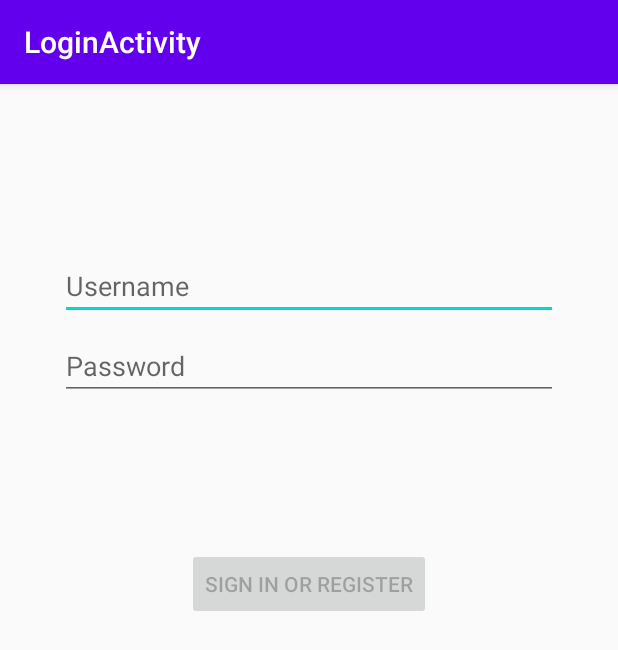
After one commit to hehehaein/JungOh, an Android app: the LoginActivity screen opened directly, with no data from a screen before it, on a phone screen of 412 x 824 dp. The commit adds this screen. Shown: the top 650 px of the screen. Run offline under Robolectric (Android 15) with nearby library versions, the phone set to English and light mode, and no system bars.

Commit message:
first commit

```diff
--- a/app/build.gradle
+++ b/app/build.gradle
@@ -26,6 +26,9 @@
     implementation fileTree(dir: "libs", include: ["*.jar"])
     implementation 'androidx.appcompat:appcompat:1.2.0'
     implementation 'androidx.constraintlayout:constraintlayout:2.0.4'
+    implementation 'com.google.android.material:material:1.0.0'
+    implementation 'androidx.annotation:annotation:1.1.0'
+    implementation 'androidx.lifecycle:lifecycle-extensions:2.1.0'
     testImplementation 'junit:junit:4.12'
     androidTestImplementation 'androidx.test.ext:junit:1.1.2'
     androidTestImplementation 'androidx.test.espresso:espresso-core:3.3.0'
--- a/app/src/main/AndroidManifest.xml
+++ b/app/src/main/AndroidManifest.xml
@@ -9,6 +9,9 @@
         android:roundIcon="@mipmap/ic_launcher_round"
         android:supportsRtl="true"
         android:theme="@style/AppTheme">
+        <activity
+            android:name=".ui.login.LoginActivity"
+            android:label="@string/title_activity_login"></activity>
         <activity android:name=".MainActivity">
             <intent-filter>
                 <action android:name="android.intent.action.MAIN" />
--- /dev/null
+++ b/app/src/main/java/com/example/jung_oh/data/LoginRepository.java
@@ -0,0 +1,54 @@
+package com.example.jung_oh.data;
+
+import com.example.jung_oh.data.model.LoggedInUser;
+
+/**
+ * Class that requests authentication and user information from the remote data source and
+ * maintains an in-memory cache of login status and user credentials information.
+ */
+public class LoginRepository {
+
+    private static volatile LoginRepository instance;
+
+    private LoginDataSource dataSource;
+
+    // If user credentials will be cached in local storage, it is recommended it be encrypted
+    // @see https://developer.android.com/training/articles/keystore
+    private LoggedInUser user = null;
+
+    // private constructor : singleton access
+    private LoginRepository(LoginDataSource dataSource) {
+        this.dataSource = dataSource;
+    }
+
+    public static LoginRepository getInstance(LoginDataSource dataSource) {
+        if (instance == null) {
+            instance = new LoginRepository(dataSource);
+        }
+        return instance;
+    }
+
+    public boolean isLoggedIn() {
+        return user != null;
+    }
+
+    public void logout() {
+        user = null;
+        dataSource.logout();
+    }
+
+    private void setLoggedInUser(LoggedInUser user) {
+        this.user = user;
+        // If user credentials will be cached in local storage, it is recommended it be encrypted
+        // @see https://developer.android.com/training/articles/keystore
+    }
+
+    public Result<LoggedInUser> login(String username, String password) {
+        // handle login
+        Result<LoggedInUser> result = dataSource.login(username, password);
+        if (result instanceof Result.Success) {
+            setLoggedInUser(((Result.Success<LoggedInUser>) result).getData());
+        }
+        return result;
+    }
+}
--- /dev/null
+++ b/app/src/main/java/com/example/jung_oh/ui/login/LoginActivity.java
@@ -0,0 +1,131 @@
+package com.example.jung_oh.ui.login;
+
+import android.app.Activity;
+
+import androidx.lifecycle.Observer;
+import androidx.lifecycle.ViewModelProviders;
+
+import android.os.Bundle;
+
+import androidx.annotation.Nullable;
+import androidx.annotation.StringRes;
+import androidx.appcompat.app.AppCompatActivity;
+
+import android.text.Editable;
+import android.text.TextWatcher;
+import android.view.KeyEvent;
+import android.view.View;
+import android.view.inputmethod.EditorInfo;
+import android.widget.Button;
+import android.widget.EditText;
+import android.widget.ProgressBar;
+import android.widget.TextView;
+import android.widget.Toast;
+
+import com.example.jung_oh.R;
+import com.example.jung_oh.ui.login.LoginViewModel;
+import com.example.jung_oh.ui.login.LoginViewModelFactory;
+
+public class LoginActivity extends AppCompatActivity {
+
+    private LoginViewModel loginViewModel;
+
+    @Override
+    public void onCreate(Bundle savedInstanceState) {
+        super.onCreate(savedInstanceState);
+        setContentView(R.layout.activity_login);
+        loginViewModel = ViewModelProviders.of(this, new LoginViewModelFactory())
+                .get(LoginViewModel.class);
+
+        final EditText usernameEditText = findViewById(R.id.username);
+        final EditText passwordEditText = findViewById(R.id.password);
+        final Button loginButton = findViewById(R.id.login);
+        final ProgressBar loadingProgressBar = findViewById(R.id.loading);
+
+        loginViewModel.getLoginFormState().observe(this, new Observer<LoginFormState>() {
+            @Override
+            public void onChanged(@Nullable LoginFormState loginFormState) {
+                if (loginFormState == null) {
+                    return;
+                }
+                loginButton.setEnabled(loginFormState.isDataValid());
+                if (loginFormState.getUsernameError() != null) {
+                    usernameEditText.setError(getString(loginFormState.getUsernameError()));
+                }
+                if (loginFormState.getPasswordError() != null) {
+                    passwordEditText.setError(getString(loginFormState.getPasswordError()));
+                }
+            }
+        });
+
+        loginViewModel.getLoginResult().observe(this, new Observer<LoginResult>() {
+            @Override
+            public void onChanged(@Nullable LoginResult loginResult) {
+                if (loginResult == null) {
+                    return;
+                }
+                loadingProgressBar.setVisibility(View.GONE);
+                if (loginResult.getError() != null) {
+                    showLoginFailed(loginResult.getError());
+                }
+                if (loginResult.getSuccess() != null) {
+                    updateUiWithUser(loginResult.getSuccess());
+                }
+                setResult(Activity.RESULT_OK);
+
+                //Complete and destroy login activity once successful
+                finish();
+            }
+        });
+
+        TextWatcher afterTextChangedListener = new TextWatcher() {
+            @Override
+            public void beforeTextChanged(CharSequence s, int start, int count, int after) {
+                // ignore
+            }
+
+            @Override
+            public void onTextChanged(CharSequence s, int start, int before, int count) {
+                // ignore
+            }
+
+            @Override
+            public void afterTextChanged(Editable s) {
+                loginViewModel.loginDataChanged(usernameEditText.getText().toString(),
+                        passwordEditText.getText().toString());
+            }
+        };
+        usernameEditText.addTextChangedListener(afterTextChangedListener);
+        passwordEditText.addTextChangedListener(afterTextChangedListener);
+        passwordEditText.setOnEditorActionListener(new TextView.OnEditorActionListener() {
+
+            @Override
+            public boolean onEditorAction(TextView v, int actionId, KeyEvent event) {
+                if (actionId == EditorInfo.IME_ACTION_DONE) {
+                    loginViewModel.login(usernameEditText.getText().toString(),
+                            passwordEditText.getText().toString());
+                }
+                return false;
+            }
+        });
+
+        loginButton.setOnClickListener(new View.OnClickListener() {
+            @Override
+            public void onClick(View v) {
+                loadingProgressBar.setVisibility(View.VISIBLE);
+                loginViewModel.login(usernameEditText.getText().toString(),
+                        passwordEditText.getText().toString());
+            }
+        });
+    }
+
+    private void updateUiWithUser(LoggedInUserView model) {
+        String welcome = getString(R.string.welcome) + model.getDisplayName();
+        // TODO : initiate successful logged in experience
+        Toast.makeText(getApplicationContext(), welcome, Toast.LENGTH_LONG).show();
+    }
+
+    private void showLoginFailed(@StringRes Integer errorString) {
+        Toast.makeText(getApplicationContext(), errorString, Toast.LENGTH_SHORT).show();
+    }
+}
--- /dev/null
+++ b/app/src/main/java/com/example/jung_oh/ui/login/LoginViewModel.java
@@ -0,0 +1,70 @@
+package com.example.jung_oh.ui.login;
+
+import androidx.lifecycle.LiveData;
+import androidx.lifecycle.MutableLiveData;
+import androidx.lifecycle.ViewModel;
+
+import android.util.Patterns;
+
+import com.example.jung_oh.data.LoginRepository;
+import com.example.jung_oh.data.Result;
+import com.example.jung_oh.data.model.LoggedInUser;
+import com.example.jung_oh.R;
+
+public class LoginViewModel extends ViewModel {
+
+    private MutableLiveData<LoginFormState> loginFormState = new MutableLiveData<>();
+    private MutableLiveData<LoginResult> loginResult = new MutableLiveData<>();
+    private LoginRepository loginRepository;
+
+    LoginViewModel(LoginRepository loginRepository) {
+        this.loginRepository = loginRepository;
+    }
+
+    LiveData<LoginFormState> getLoginFormState() {
+        return loginFormState;
+    }
+
+    LiveData<LoginResult> getLoginResult() {
+        return loginResult;
+    }
+
+    public void login(String username, String password) {
+        // can be launched in a separate asynchronous job
+        Result<LoggedInUser> result = loginRepository.login(username, password);
+
+        if (result instanceof Result.Success) {
+            LoggedInUser data = ((Result.Success<LoggedInUser>) result).getData();
+            loginResult.setValue(new LoginResult(new LoggedInUserView(data.getDisplayName())));
+        } else {
+            loginResult.setValue(new LoginResult(R.string.login_failed));
+        }
+    }
+
+    public void loginDataChanged(String username, String password) {
+        if (!isUserNameValid(username)) {
+            loginFormState.setValue(new LoginFormState(R.string.invalid_username, null));
+        } else if (!isPasswordValid(password)) {
+            loginFormState.setValue(new LoginFormState(null, R.string.invalid_password));
+        } else {
+            loginFormState.setValue(new LoginFormState(true));
+        }
+    }
+
+    // A placeholder username validation check
+    private boolean isUserNameValid(String username) {
+        if (username == null) {
+            return false;
+        }
+        if (username.contains("@")) {
+            return Patterns.EMAIL_ADDRESS.matcher(username).matches();
+        } else {
+            return !username.trim().isEmpty();
+        }
+    }
+
+    // A placeholder password validation check
+    private boolean isPasswordValid(String password) {
+        return password != null && password.trim().length() > 5;
+    }
+}
--- /dev/null
+++ b/app/src/main/java/com/example/jung_oh/ui/login/LoginViewModelFactory.java
@@ -0,0 +1,26 @@
+package com.example.jung_oh.ui.login;
+
+import androidx.lifecycle.ViewModel;
+import androidx.lifecycle.ViewModelProvider;
+import androidx.annotation.NonNull;
+
+import com.example.jung_oh.data.LoginDataSource;
+import com.example.jung_oh.data.LoginRepository;
+
+/**
+ * ViewModel provider factory to instantiate LoginViewModel.
+ * Required given LoginViewModel has a non-empty constructor
+ */
+public class LoginViewModelFactory implements ViewModelProvider.Factory {
+
+    @NonNull
+    @Override
+    @SuppressWarnings("unchecked")
+    public <T extends ViewModel> T create(@NonNull Class<T> modelClass) {
+        if (modelClass.isAssignableFrom(LoginViewModel.class)) {
+            return (T) new LoginViewModel(LoginRepository.getInstance(new LoginDataSource()));
+        } else {
+            throw new IllegalArgumentException("Unknown ViewModel class");
+        }
+    }
+}
--- /dev/null
+++ b/app/src/main/res/layout/activity_login.xml
@@ -0,0 +1,76 @@
+<?xml version="1.0" encoding="utf-8"?>
+<androidx.constraintlayout.widget.ConstraintLayout xmlns:android="http://schemas.android.com/apk/res/android"
+    xmlns:app="http://schemas.android.com/apk/res-auto"
+    xmlns:tools="http://schemas.android.com/tools"
+    android:id="@+id/container"
+    android:layout_width="match_parent"
+    android:layout_height="match_parent"
+    android:paddingLeft="@dimen/activity_horizontal_margin"
+    android:paddingTop="@dimen/activity_vertical_margin"
+    android:paddingRight="@dimen/activity_horizontal_margin"
+    android:paddingBottom="@dimen/activity_vertical_margin"
+    tools:context=".ui.login.LoginActivity">
+
+    <EditText
+        android:id="@+id/username"
+        android:layout_width="0dp"
+        android:layout_height="wrap_content"
+        android:layout_marginStart="24dp"
+        android:layout_marginTop="96dp"
+        android:layout_marginEnd="24dp"
+        android:hint="Username"
+        android:inputType="textEmailAddress"
+        android:selectAllOnFocus="true"
+        app:layout_constraintEnd_toEndOf="parent"
+        app:layout_constraintStart_toStartOf="parent"
+        app:layout_constraintTop_toTopOf="parent" />
+
+    <EditText
+        android:id="@+id/password"
+        android:layout_width="0dp"
+        android:layout_height="wrap_content"
+        android:layout_marginStart="24dp"
+        android:layout_marginTop="8dp"
+        android:layout_marginEnd="24dp"
+        android:hint="@string/prompt_password"
+        android:imeActionLabel="@string/action_sign_in_short"
+        android:imeOptions="actionDone"
+        android:inputType="textPassword"
+        android:selectAllOnFocus="true"
+        app:layout_constraintEnd_toEndOf="parent"
+        app:layout_constraintStart_toStartOf="parent"
+        app:layout_constraintTop_toBottomOf="@+id/username" />
+
+    <Button
+        android:id="@+id/login"
+        android:layout_width="wrap_content"
+        android:layout_height="wrap_content"
+        android:layout_gravity="start"
+        android:layout_marginStart="48dp"
+        android:layout_marginTop="16dp"
+        android:layout_marginEnd="48dp"
+        android:layout_marginBottom="64dp"
+        android:enabled="false"
+        android:text="@string/action_sign_in"
+        app:layout_constraintBottom_toBottomOf="parent"
+        app:layout_constraintEnd_toEndOf="parent"
+        app:layout_constraintStart_toStartOf="parent"
+        app:layout_constraintTop_toBottomOf="@+id/password"
+        app:layout_constraintVertical_bias="0.2" />
+
+    <ProgressBar
+        android:id="@+id/loading"
+        android:layout_width="wrap_content"
+        android:layout_height="wrap_content"
+        android:layout_gravity="center"
+        android:layout_marginStart="32dp"
+        android:layout_marginTop="64dp"
+        android:layout_marginEnd="32dp"
+        android:layout_marginBottom="64dp"
+        android:visibility="gone"
+        app:layout_constraintBottom_toBottomOf="parent"
+        app:layout_constraintEnd_toEndOf="@+id/password"
+        app:layout_constraintStart_toStartOf="@+id/password"
+        app:layout_constraintTop_toTopOf="parent"
+        app:layout_constraintVertical_bias="0.3" />
+</androidx.constraintlayout.widget.ConstraintLayout>
--- /dev/null
+++ b/app/src/main/res/values/dimens.xml
@@ -0,0 +1,5 @@
+<resources>
+    <!-- Default screen margins, per the Android Design guidelines. -->
+    <dimen name="activity_horizontal_margin">16dp</dimen>
+    <dimen name="activity_vertical_margin">16dp</dimen>
+</resources>
--- a/app/src/main/res/values/strings.xml
+++ b/app/src/main/res/values/strings.xml
@@ -1,3 +1,12 @@
 <resources>
     <string name="app_name">jung_oh</string>
+    <string name="title_activity_login">LoginActivity</string>
+    <string name="prompt_email">Email</string>
+    <string name="prompt_password">Password</string>
+    <string name="action_sign_in">Sign in or register</string>
+    <string name="action_sign_in_short">Sign in</string>
+    <string name="welcome">"Welcome !"</string>
+    <string name="invalid_username">Not a valid username</string>
+    <string name="invalid_password">Password must be >5 characters</string>
+    <string name="login_failed">"Login failed"</string>
 </resources>
```
Also changed, not shown: app/src/main/java/com/example/jung_oh/data/LoginDataSource.java (added, +29 -0 lines), app/src/main/java/com/example/jung_oh/data/Result.java (added, +48 -0 lines), app/src/main/java/com/example/jung_oh/data/model/LoggedInUser.java (added, +23 -0 lines), app/src/main/java/com/example/jung_oh/ui/login/LoggedInUserView.java (added, +17 -0 lines), app/src/main/java/com/example/jung_oh/ui/login/LoginFormState.java (added, +40 -0 lines), app/src/main/java/com/example/jung_oh/ui/login/LoginResult.java (added, +31 -0 lines), app/src/main/res/drawable/cloud.png (added), app/src/main/res/drawable/field.png (added), app/src/main/res/drawable/icon.png (added), app/src/main/res/drawable/sun.png (added), app/src/main/res/drawable/title.png (added).
